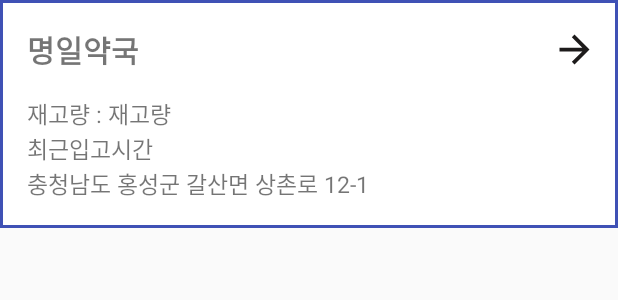
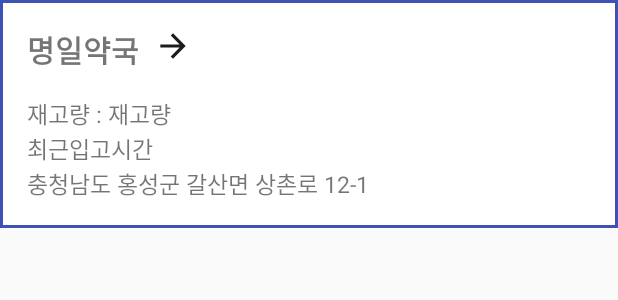
Before and after one commit to qkrdkwl9090/Kotlin_Portfolio, an Android app: the layout itemview.xml on its own in the app's theme, with its tools: preview values and no code run, on a phone screen of 412 x 824 dp. Shown: the top 300 px of the screen. Run offline under Robolectric (Android 15) with nearby library versions, the phone set to English and light mode, and no system bars.

Commit message:
UI revise

```diff
--- a/WhereisMyMask/app/src/main/java/com/dodong/whereismymask/MaskSaleList.kt
+++ b/WhereisMyMask/app/src/main/java/com/dodong/whereismymask/MaskSaleList.kt
@@ -11,6 +11,7 @@ import android.view.View
 import android.view.ViewGroup
 import android.widget.TextView
 import android.widget.Toast
+import androidx.lifecycle.ViewModel
 import androidx.recyclerview.widget.LinearLayoutManager
 import androidx.recyclerview.widget.RecyclerView
 import com.facebook.stetho.Stetho
@@ -148,9 +149,4 @@ class PostAdatper(
         holder.remain.setText(getremainStat(position))
         holder.address.setText(store.getaddr())
     }
-
-
-
-
-
 }
--- a/WhereisMyMask/app/src/main/res/layout/itemview.xml
+++ b/WhereisMyMask/app/src/main/res/layout/itemview.xml
@@ -20,18 +20,20 @@
 
             <TextView
                 android:id="@+id/name"
-                android:layout_width="350dp"
+                android:layout_width="wrap_content"
                 android:layout_height="wrap_content"
-                android:layout_gravity="left"
                 android:layout_marginBottom="16dp"
                 android:text="명일약국"
                 android:textSize="20dp"
-                android:textStyle="bold" />
+                android:textStyle="bold">
+
+            </TextView>
 
             <ImageView
-                android:layout_width="30dp"
-                android:layout_height="30dp"
-                android:layout_gravity="right"
+                android:layout_marginLeft="10dp"
+                android:layout_gravity="end"
+                android:layout_width="25dp"
+                android:layout_height="25dp"
                 android:scaleType="centerCrop"
                 android:src="@drawable/ic_arrow_forward_black_24dp" />
         </LinearLayout>
```
